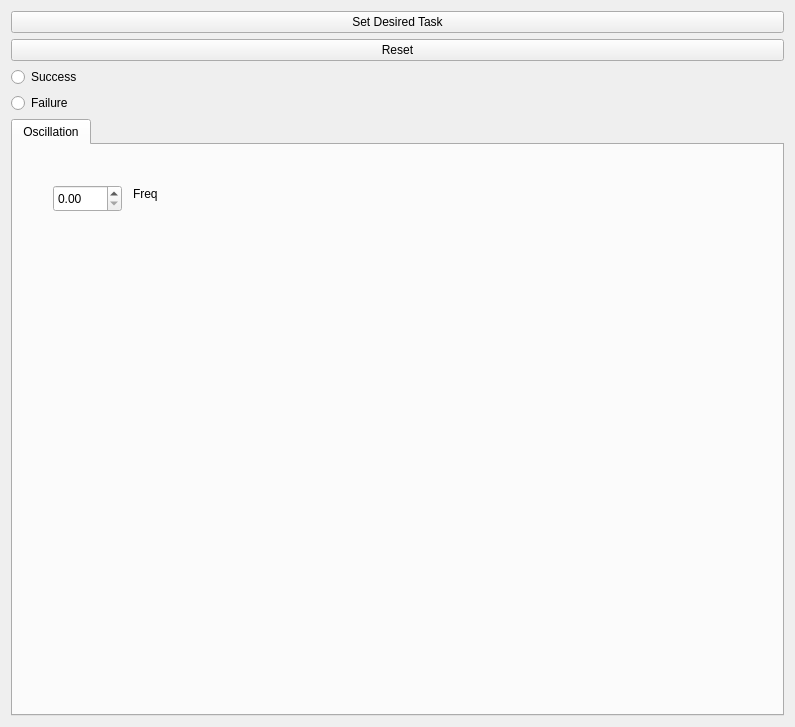
Above: gui/src/gui/ChooseManipulatorTask.ui from RicZan/quadcoptersSML before the change. Below: the same form after it.
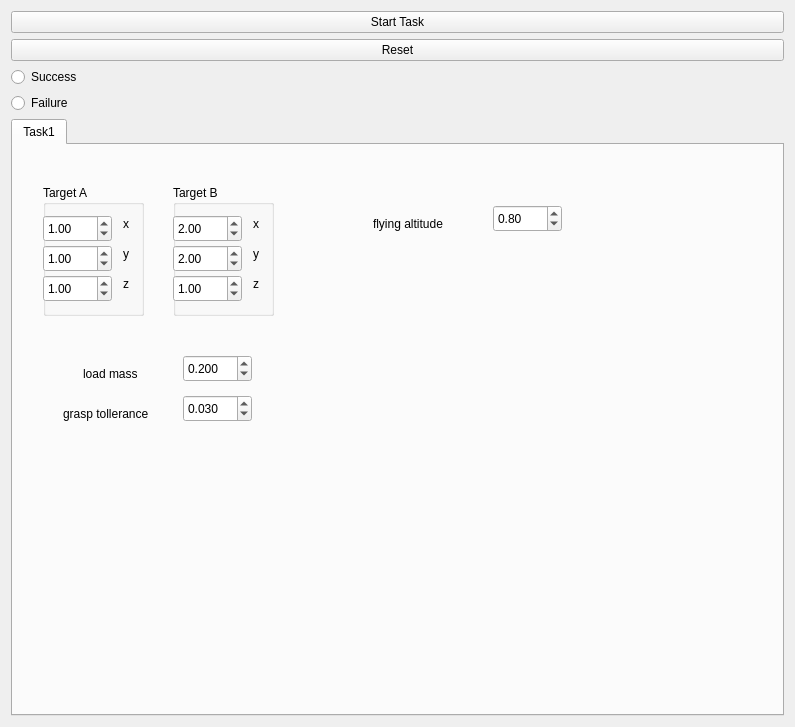
That is the form after the change.

Commit message: Created a script for complete a simple aerial manipulator task: 'manipulation_task_planner' is a node that set the desired target for the quad and send the command to close the gripper when it is close enough to the object to be grasped.

Diff of the .ui file:
```diff
--- a/gui/src/gui/ChooseManipulatorTask.ui
+++ b/gui/src/gui/ChooseManipulatorTask.ui
@@ -27,7 +27,7 @@
    <item row="0" column="1">
     <widget class="QPushButton" name="SetTaskButton">
      <property name="text">
-      <string>Set Desired Task</string>
+      <string>Start Task</string>
      </property>
     </widget>
    </item>
@@ -52,29 +52,275 @@
      </property>
      <widget class="QWidget" name="tab">
       <attribute name="title">
-       <string>Oscillation</string>
+       <string>Task1</string>
       </attribute>
-      <widget class="QDoubleSpinBox" name="freq">
+      <widget class="QGroupBox" name="groupBox">
        <property name="geometry">
         <rect>
-         <x>40</x>
+         <x>30</x>
          <y>40</y>
+         <width>101</width>
+         <height>131</height>
+        </rect>
+       </property>
+       <property name="title">
+        <string>Target A</string>
+       </property>
+       <widget class="QDoubleSpinBox" name="xA">
+        <property name="geometry">
+         <rect>
+          <x>0</x>
+          <y>30</y>
+          <width>69</width>
+          <height>27</height>
+         </rect>
+        </property>
+        <property name="value">
+         <double>1.000000000000000</double>
+        </property>
+       </widget>
+       <widget class="QDoubleSpinBox" name="yA">
+        <property name="geometry">
+         <rect>
+          <x>0</x>
+          <y>60</y>
+          <width>69</width>
+          <height>27</height>
+         </rect>
+        </property>
+        <property name="value">
+         <double>1.000000000000000</double>
+        </property>
+       </widget>
+       <widget class="QLabel" name="label_5">
+        <property name="geometry">
+         <rect>
+          <x>80</x>
+          <y>90</y>
+          <width>16</width>
+          <height>17</height>
+         </rect>
+        </property>
+        <property name="text">
+         <string>z</string>
+        </property>
+       </widget>
+       <widget class="QLabel" name="label_3">
+        <property name="geometry">
+         <rect>
+          <x>80</x>
+          <y>30</y>
+          <width>16</width>
+          <height>17</height>
+         </rect>
+        </property>
+        <property name="text">
+         <string>x</string>
+        </property>
+       </widget>
+       <widget class="QDoubleSpinBox" name="zA">
+        <property name="geometry">
+         <rect>
+          <x>0</x>
+          <y>90</y>
+          <width>69</width>
+          <height>27</height>
+         </rect>
+        </property>
+        <property name="value">
+         <double>1.000000000000000</double>
+        </property>
+       </widget>
+       <widget class="QLabel" name="label_4">
+        <property name="geometry">
+         <rect>
+          <x>80</x>
+          <y>60</y>
+          <width>16</width>
+          <height>17</height>
+         </rect>
+        </property>
+        <property name="text">
+         <string>y</string>
+        </property>
+       </widget>
+      </widget>
+      <widget class="QGroupBox" name="groupBox_2">
+       <property name="geometry">
+        <rect>
+         <x>160</x>
+         <y>40</y>
+         <width>101</width>
+         <height>131</height>
+        </rect>
+       </property>
+       <property name="title">
+        <string>Target B</string>
+       </property>
+       <widget class="QDoubleSpinBox" name="xB">
+        <property name="geometry">
+         <rect>
+          <x>0</x>
+          <y>30</y>
+          <width>69</width>
+          <height>27</height>
+         </rect>
+        </property>
+        <property name="value">
+         <double>2.000000000000000</double>
+        </property>
+       </widget>
+       <widget class="QDoubleSpinBox" name="yB">
+        <property name="geometry">
+         <rect>
+          <x>0</x>
+          <y>60</y>
+          <width>69</width>
+          <height>27</height>
+         </rect>
+        </property>
+        <property name="value">
+         <double>2.000000000000000</double>
+        </property>
+       </widget>
+       <widget class="QLabel" name="label_6">
+        <property name="geometry">
+         <rect>
+          <x>80</x>
+          <y>90</y>
+          <width>16</width>
+          <height>17</height>
+         </rect>
+        </property>
+        <property name="text">
+         <string>z</string>
+        </property>
+       </widget>
+       <widget class="QLabel" name="label_7">
+        <property name="geometry">
+         <rect>
+          <x>80</x>
+          <y>30</y>
+          <width>16</width>
+          <height>17</height>
+         </rect>
+        </property>
+        <property name="text">
+         <string>x</string>
+        </property>
+       </widget>
+       <widget class="QDoubleSpinBox" name="zB">
+        <property name="geometry">
+         <rect>
+          <x>0</x>
+          <y>90</y>
+          <width>69</width>
+          <height>27</height>
+         </rect>
+        </property>
+        <property name="value">
+         <double>1.000000000000000</double>
+        </property>
+       </widget>
+       <widget class="QLabel" name="label_8">
+        <property name="geometry">
+         <rect>
+          <x>80</x>
+          <y>60</y>
+          <width>16</width>
+          <height>17</height>
+         </rect>
+        </property>
+        <property name="text">
+         <string>y</string>
+        </property>
+       </widget>
+      </widget>
+      <widget class="QDoubleSpinBox" name="massLoad">
+       <property name="geometry">
+        <rect>
+         <x>170</x>
+         <y>210</y>
          <width>69</width>
          <height>27</height>
         </rect>
        </property>
+       <property name="decimals">
+        <number>3</number>
+       </property>
+       <property name="value">
+        <double>0.200000000000000</double>
+       </property>
       </widget>
-      <widget class="QLabel" name="label_3">
+      <widget class="QLabel" name="label_9">
        <property name="geometry">
         <rect>
-         <x>120</x>
-         <y>40</y>
-         <width>67</width>
+         <x>70</x>
+         <y>220</y>
+         <width>81</width>
          <height>17</height>
         </rect>
        </property>
        <property name="text">
-        <string>Freq</string>
+        <string>load mass</string>
+       </property>
+      </widget>
+      <widget class="QDoubleSpinBox" name="flyingAltitude">
+       <property name="geometry">
+        <rect>
+         <x>480</x>
+         <y>60</y>
+         <width>69</width>
+         <height>27</height>
+        </rect>
+       </property>
+       <property name="value">
+        <double>0.800000000000000</double>
+       </property>
+      </widget>
+      <widget class="QLabel" name="label_10">
+       <property name="geometry">
+        <rect>
+         <x>360</x>
+         <y>70</y>
+         <width>101</width>
+         <height>17</height>
+        </rect>
+       </property>
+       <property name="text">
+        <string>flying altitude </string>
+       </property>
+      </widget>
+      <widget class="QLabel" name="label_11">
+       <property name="geometry">
+        <rect>
+         <x>50</x>
+         <y>260</y>
+         <width>111</width>
+         <height>17</height>
+        </rect>
+       </property>
+       <property name="text">
+        <string>grasp tollerance</string>
+       </property>
+      </widget>
+      <widget class="QDoubleSpinBox" name="tollerance">
+       <property name="geometry">
+        <rect>
+         <x>170</x>
+         <y>250</y>
+         <width>69</width>
+         <height>27</height>
+        </rect>
+       </property>
+       <property name="decimals">
+        <number>3</number>
+       </property>
+       <property name="singleStep">
+        <double>0.010000000000000</double>
+       </property>
+       <property name="value">
+        <double>0.030000000000000</double>
        </property>
       </widget>
      </widget>
```
Left out of the diff: 4 changed lines with no effect on the pictures. The commit also changes 8 other files.
